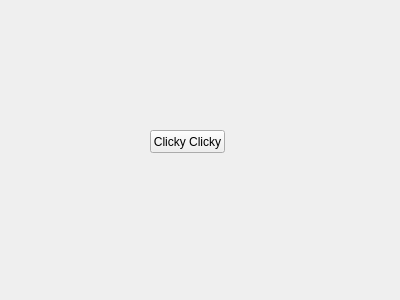
Qt form Resource/UI/news.ui (Proj-Ascension/Client) before a commit.
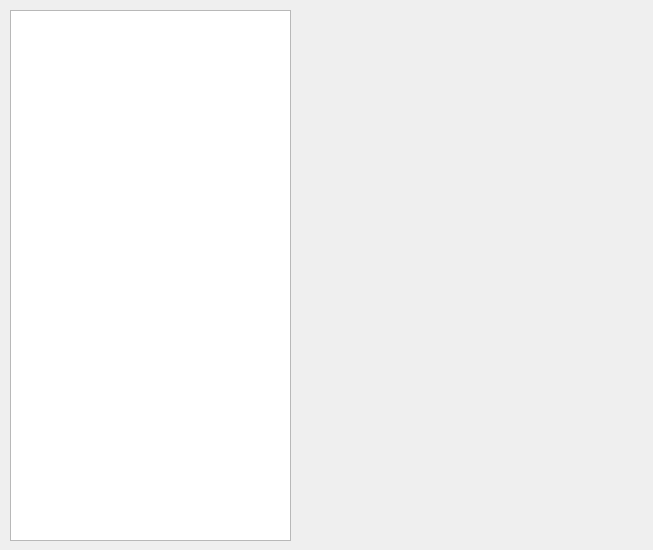
The same form after that commit.

Commit message:
News Widget
-Added placeholder list widget to test RSS feeds

Patch:
```diff
--- a/Resource/UI/news.ui
+++ b/Resource/UI/news.ui
@@ -6,25 +6,22 @@
    <rect>
     <x>0</x>
     <y>0</y>
-    <width>400</width>
-    <height>300</height>
+    <width>653</width>
+    <height>550</height>
    </rect>
   </property>
   <property name="windowTitle">
    <string>Form</string>
   </property>
-  <widget class="QPushButton" name="TestButton">
+  <widget class="QListWidget" name="RSSList">
    <property name="geometry">
     <rect>
-     <x>150</x>
-     <y>130</y>
-     <width>75</width>
-     <height>23</height>
+     <x>10</x>
+     <y>10</y>
+     <width>281</width>
+     <height>531</height>
     </rect>
    </property>
-   <property name="text">
-    <string>Clicky Clicky</string>
-   </property>
   </widget>
  </widget>
  <resources/>
```
The commit also changes 3 other files.
